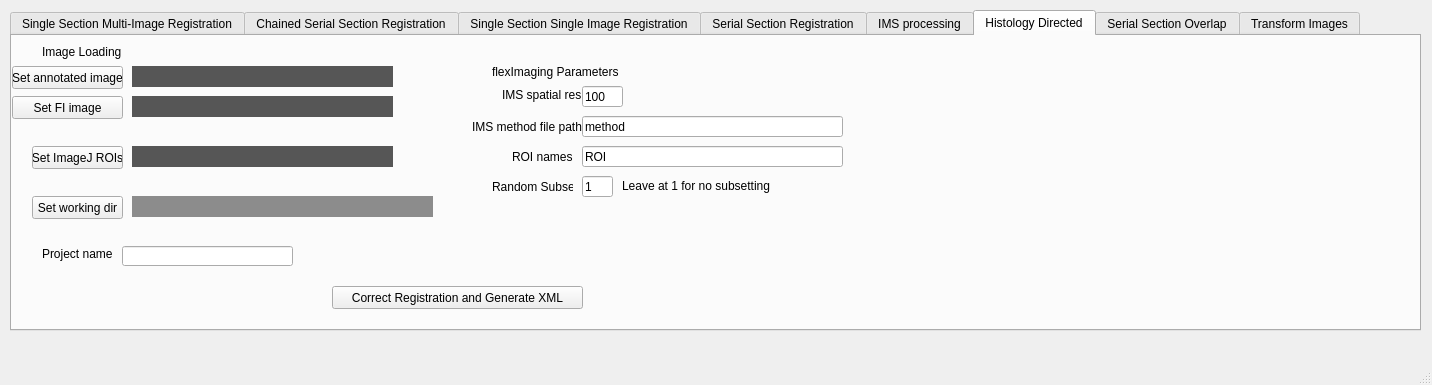
The window that regToolboxMSRC/GUI/MSRC_toolbox_v0_3.ui (NHPatterson/regToolboxMSRC) describes before a commit, drawn with Qt 5.
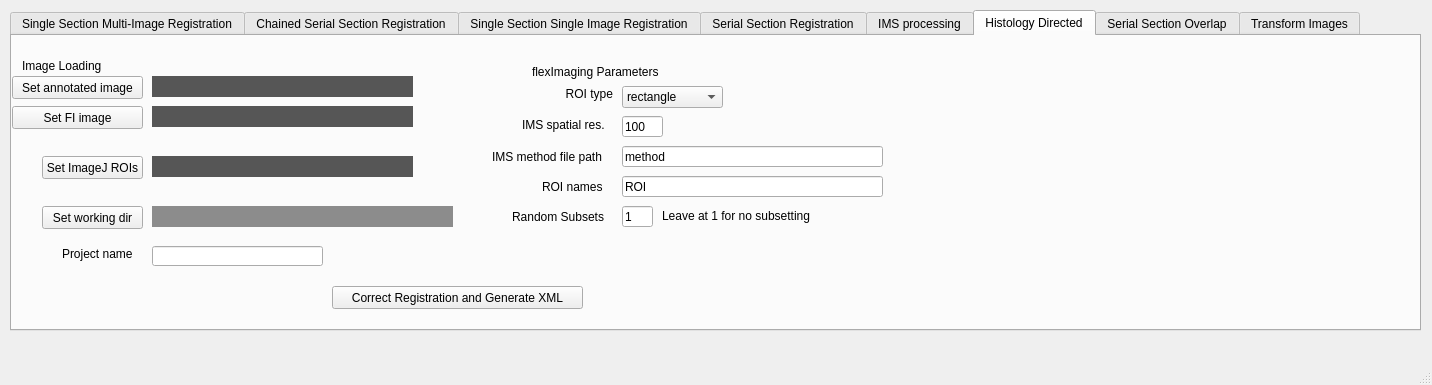
The same window after the commit. The open tabs and pages were chosen to show the change.

```diff
--- a/regToolboxMSRC/GUI/MSRC_toolbox_v0_3.ui
+++ b/regToolboxMSRC/GUI/MSRC_toolbox_v0_3.ui
@@ -2113,8 +2113,8 @@
       <property name="geometry">
        <rect>
         <x>0</x>
-        <y>30</y>
-        <width>111</width>
+        <y>40</y>
+        <width>131</width>
         <height>23</height>
        </rect>
       </property>
@@ -2125,7 +2125,7 @@
      <widget class="QLabel" name="HDR_projectname_overhead">
       <property name="geometry">
        <rect>
-        <x>30</x>
+        <x>50</x>
         <y>210</y>
         <width>81</width>
         <height>16</height>
@@ -2138,8 +2138,8 @@
      <widget class="QLabel" name="HDR_Imageloading_overhead">
       <property name="geometry">
        <rect>
-        <x>30</x>
-        <y>6</y>
+        <x>10</x>
+        <y>20</y>
         <width>141</width>
         <height>20</height>
        </rect>
@@ -2154,8 +2154,8 @@
      <widget class="QLabel" name="HDR_textbox_target">
       <property name="geometry">
        <rect>
-        <x>120</x>
-        <y>60</y>
+        <x>140</x>
+        <y>70</y>
         <width>261</width>
         <height>21</height>
        </rect>
@@ -2172,8 +2172,8 @@
      <widget class="QLabel" name="HDR_textbox_wd">
       <property name="geometry">
        <rect>
-        <x>120</x>
-        <y>160</y>
+        <x>140</x>
+        <y>170</y>
         <width>301</width>
         <height>21</height>
        </rect>
@@ -2190,7 +2190,7 @@
      <widget class="QLineEdit" name="HDR_textbox_fn">
       <property name="geometry">
        <rect>
-        <x>110</x>
+        <x>140</x>
         <y>210</y>
         <width>171</width>
         <height>20</height>
@@ -2213,8 +2213,8 @@
      <widget class="QLabel" name="HDR_textbox_source">
       <property name="geometry">
        <rect>
-        <x>120</x>
-        <y>30</y>
+        <x>140</x>
+        <y>40</y>
         <width>261</width>
         <height>21</height>
        </rect>
@@ -2232,8 +2232,8 @@
       <property name="geometry">
        <rect>
         <x>0</x>
-        <y>60</y>
-        <width>111</width>
+        <y>70</y>
+        <width>131</width>
         <height>23</height>
        </rect>
       </property>
@@ -2244,9 +2244,9 @@
      <widget class="QPushButton" name="HDR_button_wd">
       <property name="geometry">
        <rect>
-        <x>20</x>
-        <y>160</y>
-        <width>91</width>
+        <x>30</x>
+        <y>170</y>
+        <width>101</width>
         <height>23</height>
        </rect>
       </property>
@@ -2257,8 +2257,8 @@
      <widget class="QLabel" name="HDR_textbox_rois">
       <property name="geometry">
        <rect>
-        <x>120</x>
-        <y>110</y>
+        <x>140</x>
+        <y>120</y>
         <width>261</width>
         <height>21</height>
        </rect>
@@ -2275,9 +2275,9 @@
      <widget class="QPushButton" name="HDR_button_rois">
       <property name="geometry">
        <rect>
-        <x>20</x>
-        <y>110</y>
-        <width>91</width>
+        <x>30</x>
+        <y>120</y>
+        <width>101</width>
         <height>23</height>
        </rect>
       </property>
@@ -2288,9 +2288,9 @@
      <widget class="QLabel" name="HDR_reso_label">
       <property name="geometry">
        <rect>
-        <x>490</x>
-        <y>51</y>
-        <width>81</width>
+        <x>510</x>
+        <y>81</y>
+        <width>101</width>
         <height>16</height>
        </rect>
       </property>
@@ -2301,8 +2301,8 @@
      <widget class="QLineEdit" name="HDR_ims_reso">
       <property name="geometry">
        <rect>
-        <x>570</x>
-        <y>50</y>
+        <x>610</x>
+        <y>80</y>
         <width>41</width>
         <height>21</height>
        </rect>
@@ -2314,9 +2314,9 @@
      <widget class="QLabel" name="HDR_type_label">
       <property name="geometry">
        <rect>
-        <x>460</x>
-        <y>81</y>
-        <width>111</width>
+        <x>480</x>
+        <y>111</y>
+        <width>131</width>
         <height>20</height>
        </rect>
       </property>
@@ -2327,8 +2327,8 @@
      <widget class="QLineEdit" name="HDR_par_fp">
       <property name="geometry">
        <rect>
-        <x>570</x>
-        <y>80</y>
+        <x>610</x>
+        <y>110</y>
         <width>261</width>
         <height>21</height>
        </rect>
@@ -2340,8 +2340,8 @@
      <widget class="QLineEdit" name="HDR_roi_names">
       <property name="geometry">
        <rect>
-        <x>570</x>
-        <y>110</y>
+        <x>610</x>
+        <y>140</y>
         <width>261</width>
         <height>21</height>
        </rect>
@@ -2353,9 +2353,9 @@
      <widget class="QLabel" name="HDR_roi_names_label">
       <property name="geometry">
        <rect>
-        <x>500</x>
-        <y>111</y>
-        <width>61</width>
+        <x>530</x>
+        <y>141</y>
+        <width>71</width>
         <height>20</height>
        </rect>
       </property>
@@ -2366,7 +2366,7 @@
      <widget class="QLabel" name="HDR_FIparam_overhead">
       <property name="geometry">
        <rect>
-        <x>480</x>
+        <x>520</x>
         <y>25</y>
         <width>201</width>
         <height>21</height>
@@ -2382,9 +2382,9 @@
      <widget class="QLabel" name="HDR_roi_names_label_2">
       <property name="geometry">
        <rect>
-        <x>480</x>
-        <y>141</y>
-        <width>81</width>
+        <x>500</x>
+        <y>171</y>
+        <width>101</width>
         <height>20</height>
        </rect>
       </property>
@@ -2395,8 +2395,8 @@
      <widget class="QLineEdit" name="HDR_no_splits">
       <property name="geometry">
        <rect>
-        <x>570</x>
-        <y>140</y>
+        <x>610</x>
+        <y>170</y>
         <width>31</width>
         <height>21</height>
        </rect>
@@ -2408,8 +2408,8 @@
      <widget class="QLabel" name="HDR_roi_names_label_3">
       <property name="geometry">
        <rect>
-        <x>610</x>
-        <y>140</y>
+        <x>650</x>
+        <y>170</y>
         <width>161</width>
         <height>20</height>
        </rect>
@@ -2421,6 +2421,42 @@
        <string>Leave at 1 for no subsetting</string>
       </property>
      </widget>
+     <widget class="QLabel" name="HDR_reso_label_2">
+      <property name="geometry">
+       <rect>
+        <x>500</x>
+        <y>50</y>
+        <width>101</width>
+        <height>16</height>
+       </rect>
+      </property>
+      <property name="text">
+       <string>ROI type</string>
+      </property>
+      <property name="alignment">
+       <set>Qt::AlignRight|Qt::AlignTrailing|Qt::AlignVCenter</set>
+      </property>
+     </widget>
+     <widget class="QComboBox" name="HDR_roi_type">
+      <property name="geometry">
+       <rect>
+        <x>610</x>
+        <y>50</y>
+        <width>101</width>
+        <height>22</height>
+       </rect>
+      </property>
+      <item>
+       <property name="text">
+        <string>rectangle</string>
+       </property>
+      </item>
+      <item>
+       <property name="text">
+        <string>polygon</string>
+       </property>
+      </item>
+     </widget>
     </widget>
     <widget class="QWidget" name="SerialOverlap">
      <attribute name="title">
```
Left out of the diff: 2 changed lines with no effect on the pictures.
